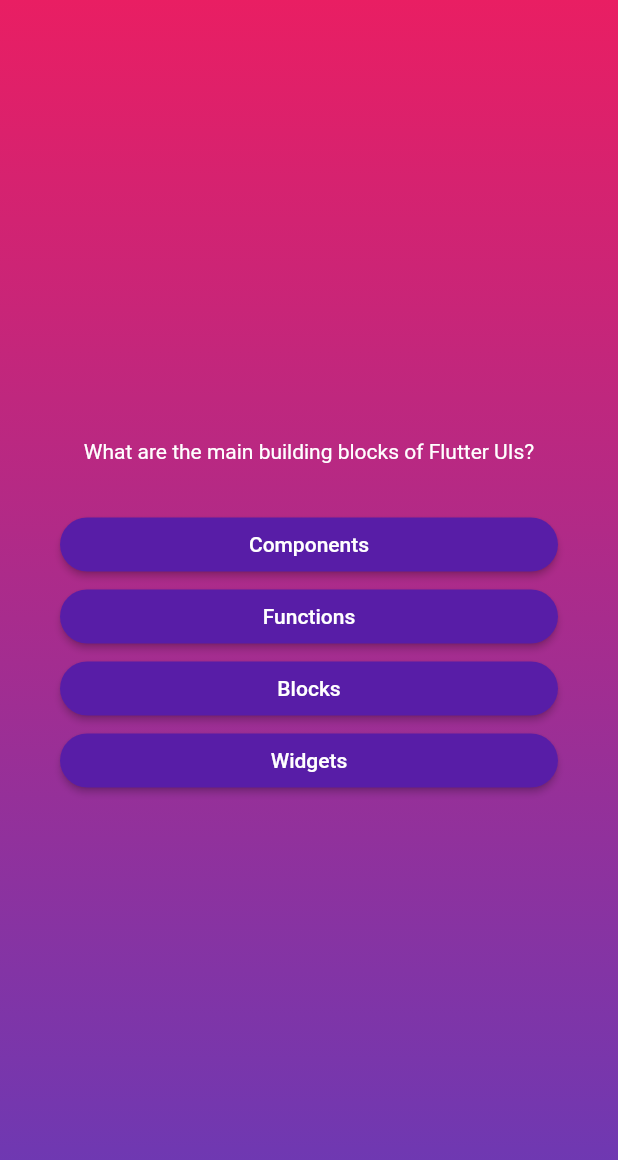
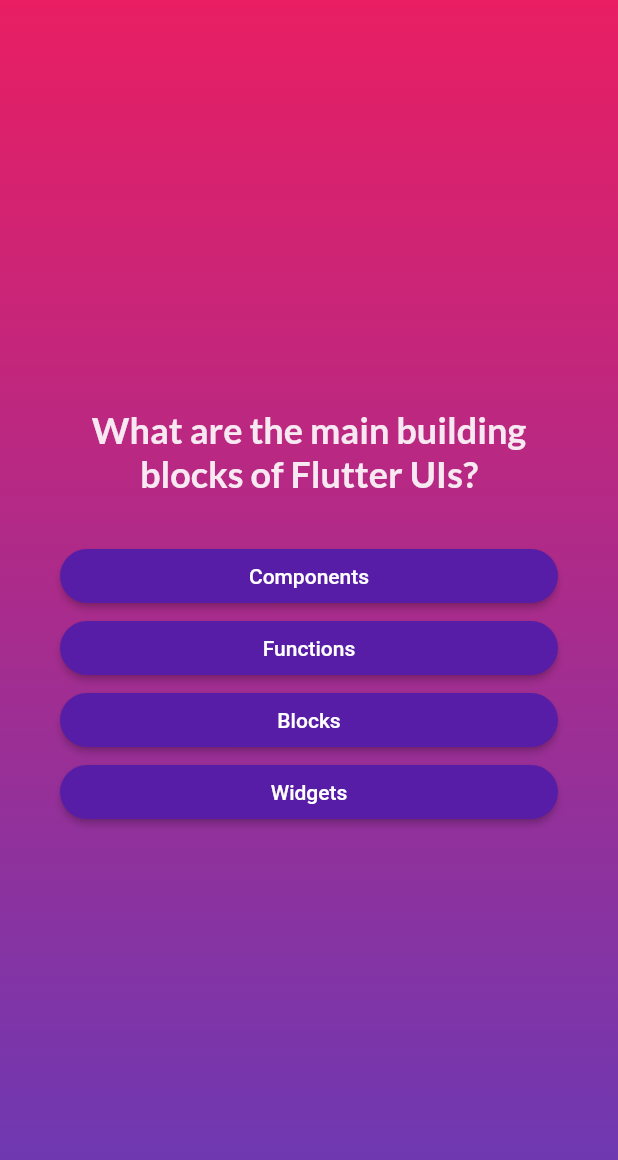
Before and after one commit to FatoomRe/2nd-Flutter-CourseProject-QuizApp, a Flutter app: the screen it shows after launch, after a tap on "Start Quiz", on a phone screen of 412 x 824 dp. Shown: the top 1160 px of the screen. Run offline on Flutter 3.47's test engine with Material 2 defaults, Android fonts, the phone set to English and light mode, and no system bars; our stand-ins replace google_fonts.

Commit message:
75. Using Third-Party Packages & Adding Google Fonts

```diff
--- a/lib/questions_screen.dart
+++ b/lib/questions_screen.dart
@@ -1,6 +1,7 @@
 import 'package:flutter/material.dart';
 import 'package:secondcourseapp/data/questions.dart';
 import 'package:secondcourseapp/answer_button.dart';
+import 'package:google_fonts/google_fonts.dart';
 
 class QuestionsScreen extends StatefulWidget {
   const QuestionsScreen({super.key});
@@ -36,8 +37,10 @@ class _QuestionsScreenState extends State<QuestionsScreen> {
           children: [
             Text(
               currentQuestion.text,
-              style:  const TextStyle(
-                color: Colors.white,
+              style: GoogleFonts.lato(
+                color: const Color.fromARGB(228, 255, 255, 255),
+                fontSize: 24,
+                fontWeight: FontWeight.bold
               ),
               textAlign: TextAlign.center,
             ),
--- a/lib/start_screen.dart
+++ b/lib/start_screen.dart
@@ -1,5 +1,5 @@
 import 'package:flutter/material.dart';
-
+import 'package:google_fonts/google_fonts.dart';
 class StartScreen extends StatelessWidget {
   const StartScreen(this.startQuiz ,{super.key});
 
@@ -29,9 +29,9 @@ class StartScreen extends StatelessWidget {
           const SizedBox(
             height: 80,
           ),
-          const Text(
+           Text(
             'Learn Flutter the fun way!',
-            style: TextStyle(
+            style: GoogleFonts.lato(
               fontSize: 24,
               fontWeight: FontWeight.bold,
               color: Colors.white,
--- a/pubspec.yaml
+++ b/pubspec.yaml
@@ -35,6 +35,7 @@ dependencies:
   # The following adds the Cupertino Icons font to your application.
   # Use with the CupertinoIcons class for iOS style icons.
   cupertino_icons: ^1.0.2
+  google_fonts: ^5.1.0
 
 dev_dependencies:
   flutter_test:
```
Also changed, not shown: pubspec.lock, 1 other file.
